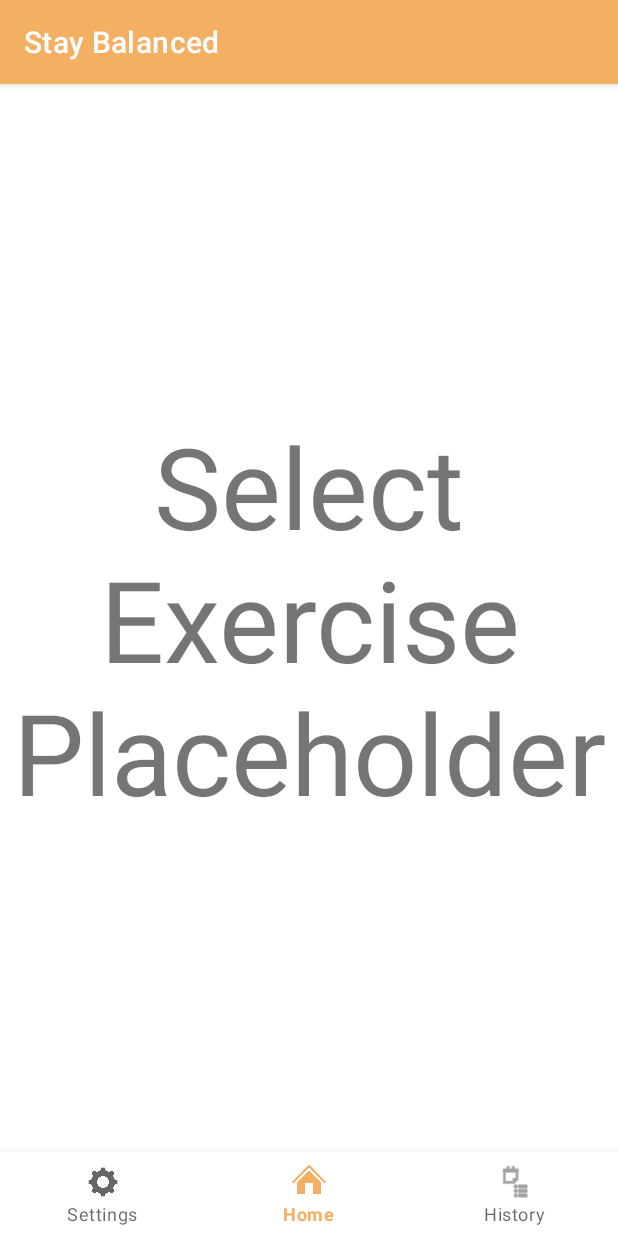
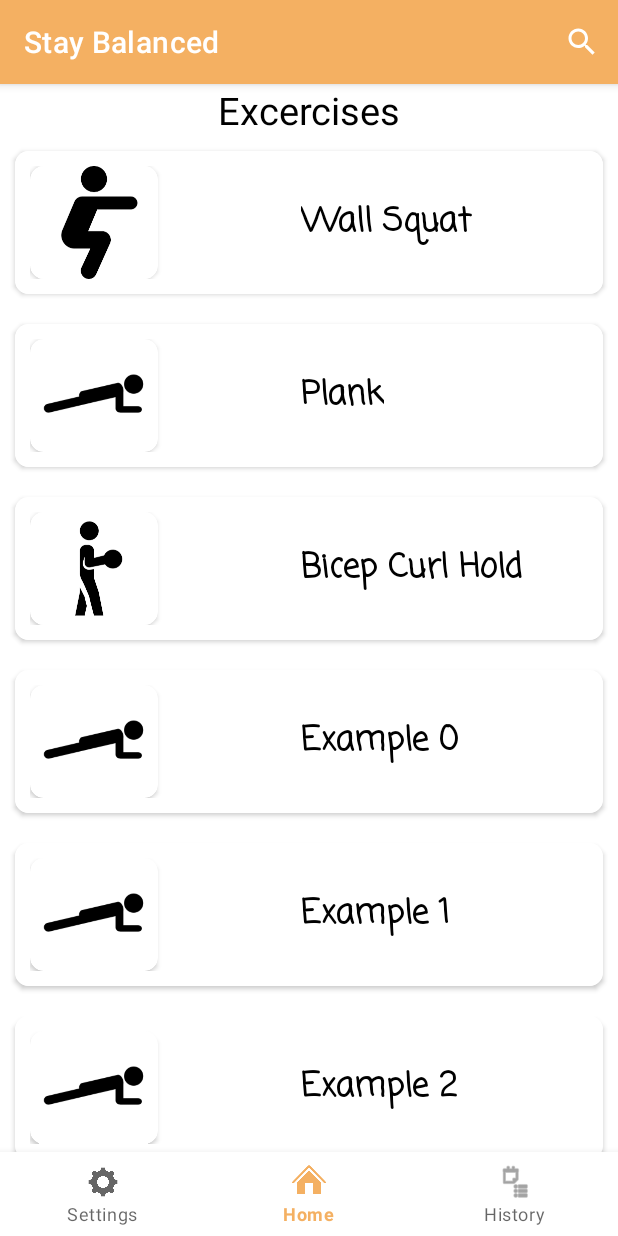
Before and after one commit to dotSlashJack/stay-balanced-app, an Android app: the Select screen opened through its navigation route, on a phone screen of 412 x 824 dp. Run offline under Robolectric (Android 15) with nearby library versions, the phone set to English and light mode, and no system bars.

Commit message:
Ramzi|James|Jeicy|Jack - Integrated Exercise Selector RecyclerView and TopMenuBarSearch into Fragment scaffolding

```diff
--- /dev/null
+++ b/app/src/main/java/edu/staybalanced/staybalanced/ExcerciseAdapter.java
@@ -0,0 +1,106 @@
+package edu.staybalanced.staybalanced;
+
+import android.content.Context;
+import android.view.LayoutInflater;
+import android.view.View;
+import android.view.ViewGroup;
+import android.widget.Filter;
+import android.widget.Filterable;
+import android.widget.ImageView;
+import android.widget.TextView;
+
+import androidx.annotation.NonNull;
+import androidx.recyclerview.widget.RecyclerView;
+
+import java.util.ArrayList;
+import java.util.Collection;
+
+// extends adapter, but also implement filterable for search bar
+public class ExcerciseAdapter extends RecyclerView.Adapter<ExcerciseAdapter.ExcerciseRowHolder> implements Filterable {
+
+    // two array, 1 contains all excercises, the other contains the filtered for the filter search
+    ArrayList<ExcerciseItem> excerciseData;
+    Context context;
+    ArrayList<ExcerciseItem> allExcercises;
+
+    public ExcerciseAdapter(ArrayList<ExcerciseItem> excerciseDataIn, Context contextIn){
+        this.context = contextIn;
+        this.excerciseData = excerciseDataIn;
+        this.allExcercises = new ArrayList<>(this.excerciseData);
+
+    }
+
+
+    @NonNull
+    @Override
+    public ExcerciseRowHolder onCreateViewHolder(@NonNull ViewGroup parent, int viewType) {
+        View view = LayoutInflater.from(context).inflate(R.layout.excercise_row,parent,false);
+
+        return new ExcerciseRowHolder(view);
+    }
+
+    @Override
+    public void onBindViewHolder(@NonNull ExcerciseRowHolder holder, int position) {
+
+        holder.cardExcerciseName.setText(excerciseData.get(position).getName());
+        holder.cardExcerciseImage.setImageResource(excerciseData.get(position).getImage());
+    }
+
+    @Override
+    public int getItemCount() {
+        return excerciseData.size();
+    }
+
+    // THIS METHOD FOR SEARCHBAR
+    // NEED TO IMPLEMENT due to implement of Filterable
+    @Override
+    public Filter getFilter() {
+        return filter;
+    }
+
+    Filter filter = new Filter() {
+        @Override
+        // run on background thread automatically
+        protected FilterResults performFiltering(CharSequence charSequence) {
+            // array containing filtered excercises
+            ArrayList<ExcerciseItem> filteredExcercises = new ArrayList<>();
+
+            if (charSequence.toString().isEmpty()){
+                filteredExcercises.addAll(allExcercises);
+            }
+            else {
+                for (ExcerciseItem e: allExcercises) {
+                    if (e.getName().toLowerCase().contains(charSequence.toString().toLowerCase())) {
+                        filteredExcercises.add(e);
+                    }
+                }
+            }
+            // create filtered results object that will contain all excercises that match the search
+            FilterResults filterResults = new FilterResults();
+            filterResults.values = filteredExcercises;
+            return filterResults;
+        }
+
+        // runs on ui thread
+        @Override
+        protected void publishResults(CharSequence charSequence, FilterResults filterResults) {
+            // change the list of displayed excercise data
+            excerciseData.clear();
+            excerciseData.addAll((Collection<? extends ExcerciseItem>) filterResults.values);
+            notifyDataSetChanged();
+
+        }
+    };
+
+    class ExcerciseRowHolder extends RecyclerView.ViewHolder {
+        TextView cardExcerciseName;
+        ImageView cardExcerciseImage;
+
+        public ExcerciseRowHolder(@NonNull View itemView) {
+            super(itemView);
+
+            cardExcerciseName = itemView.findViewById(R.id.txt_excercise_name);
+            cardExcerciseImage = itemView.findViewById(R.id.image_excercise);
+        }
+    }
+}
--- /dev/null
+++ b/app/src/main/java/edu/staybalanced/staybalanced/ExcerciseItem.java
@@ -0,0 +1,20 @@
+package edu.staybalanced.staybalanced;
+
+public class ExcerciseItem {
+    String name;
+    // image number refers to memory
+    int image;
+
+    public ExcerciseItem(String nameIn, int imageIn){
+        this.name = nameIn;
+        this.image = imageIn;
+    }
+
+    public String getName() {
+        return name;
+    }
+
+    public int getImage() {
+        return image;
+    }
+}
--- a/app/src/main/java/edu/staybalanced/staybalanced/Home.java
+++ b/app/src/main/java/edu/staybalanced/staybalanced/Home.java
@@ -37,7 +37,7 @@ public class Home extends Fragment {
             switch (view1.getId()) {
                 case R.id.home_btnStartExercise:
                     // TODO: Button should go to ExerciseSelector
-                    navController.navigate(NavGraph00Directions.toGyro());
+                    navController.navigate(NavGraph00Directions.toSelect());
                     break;
                 case R.id.home_btnAddExercise:
                     navController.navigate(NavGraph00Directions.toNewExercise());
--- a/app/src/main/java/edu/staybalanced/staybalanced/Select.java
+++ b/app/src/main/java/edu/staybalanced/staybalanced/Select.java
@@ -2,13 +2,27 @@ package edu.staybalanced.staybalanced;
 
 import android.os.Bundle;
 
+import androidx.annotation.NonNull;
+import androidx.annotation.Nullable;
 import androidx.fragment.app.Fragment;
+import androidx.appcompat.widget.SearchView;
+import androidx.recyclerview.widget.LinearLayoutManager;
+import androidx.recyclerview.widget.RecyclerView;
 
 import android.view.LayoutInflater;
+import android.view.MenuInflater;
 import android.view.View;
 import android.view.ViewGroup;
+import android.view.Menu;
+import android.view.MenuItem;
+
+import java.util.ArrayList;
 
 public class Select extends Fragment {
+
+    RecyclerView recyclerView;
+    ArrayList<ExcerciseItem> excercises;
+    ExcerciseAdapter excerciseAdapter;
 
     public Select() {
         // Required empty public constructor
@@ -20,4 +34,61 @@ public class Select extends Fragment {
         // Inflate the layout for this fragment
         return inflater.inflate(R.layout.fragment_select, container, false);
     }
+
+    @Override
+    public void onViewCreated(@NonNull View view, @Nullable Bundle savedInstanceState) {
+        super.onViewCreated(view, savedInstanceState);
+
+        // Indicate the Fragment wants to contribute to the Host Activity's options menu
+        setHasOptionsMenu(true);
+
+        // initialize recyclerview
+        recyclerView = view.findViewById(R.id.recycler_view);
+
+        excercises = new ArrayList<>();
+
+        //adding placeholder excercises
+        excercises.add(new ExcerciseItem("Wall Squat", R.drawable.eicon_squat));
+        excercises.add(new ExcerciseItem("Plank", R.drawable.eicon_plank));
+        excercises.add(new ExcerciseItem("Bicep Curl Hold", R.drawable.eicon_b_curl));
+
+        for (int i = 0; i < 20; i ++){
+            String nameE = "Example " + Integer.toString(i);
+            excercises.add(new ExcerciseItem(nameE, R.drawable.eicon_plank));
+        }
+
+        excerciseAdapter = new ExcerciseAdapter(excercises,view.getContext());
+        recyclerView.setLayoutManager(new LinearLayoutManager(view.getContext()));
+        recyclerView.setAdapter(excerciseAdapter);
+    }
+
+    @Override
+    public void onCreateOptionsMenu(@NonNull Menu menu, @NonNull MenuInflater inflater) {
+        // inflate the menu layout
+        inflater.inflate(R.menu.menu_search, menu);
+
+        super.onCreateOptionsMenu(menu, inflater);
+
+        // set the menu item
+        MenuItem item = menu.findItem(R.id.action_search);
+        // get the action view from the menu item and set as a search view
+        SearchView searchView = (SearchView) item.getActionView();
+
+        // set the search filter
+        searchView.setOnQueryTextListener(new SearchView.OnQueryTextListener() {
+            @Override
+            public boolean onQueryTextSubmit(String query) {
+                return false;
+            }
+
+            @Override
+            public boolean onQueryTextChange(String newText) {
+                excerciseAdapter.getFilter().filter(newText);
+                // false if the SearchView should perform the default action of showing any suggestions if available
+                // KEEP FALSE
+                return false;
+            }
+        });
+        // return super.onCreateOptionsMenu(menu, inflater);
+    }
 }
--- /dev/null
+++ b/app/src/main/res/drawable/icon_search.xml
@@ -0,0 +1,5 @@
+<vector android:height="24dp" android:tint="#FFFFFF"
+    android:viewportHeight="24" android:viewportWidth="24"
+    android:width="24dp" xmlns:android="http://schemas.android.com/apk/res/android">
+    <path android:fillColor="@android:color/white" android:pathData="M15.5,14h-0.79l-0.28,-0.27C15.41,12.59 16,11.11 16,9.5 16,5.91 13.09,3 9.5,3S3,5.91 3,9.5 5.91,16 9.5,16c1.61,0 3.09,-0.59 4.23,-1.57l0.27,0.28v0.79l5,4.99L20.49,19l-4.99,-5zM9.5,14C7.01,14 5,11.99 5,9.5S7.01,5 9.5,5 14,7.01 14,9.5 11.99,14 9.5,14z"/>
+</vector>
--- a/app/src/main/res/layout/activity_gyroscope.xml
+++ b/app/src/main/res/layout/activity_gyroscope.xml
@@ -19,7 +19,7 @@
         android:gravity="center"
         android:keepScreenOn="true"
         android:text="Dummy Content"
-        android:textColor="@color/purple_200"
+        android:textColor="@color/white"
         android:textSize="50sp"
         android:textStyle="bold" />
 
--- /dev/null
+++ b/app/src/main/res/layout/excercise_row.xml
@@ -0,0 +1,45 @@
+<?xml version="1.0" encoding="utf-8"?>
+<androidx.cardview.widget.CardView xmlns:android="http://schemas.android.com/apk/res/android"
+    android:layout_width="match_parent"
+    android:layout_height="wrap_content"
+    app:cardCornerRadius="9dp"
+    android:layout_margin="10dp"
+    xmlns:app="http://schemas.android.com/apk/res-auto">
+
+    <LinearLayout
+        android:layout_width="match_parent"
+        android:layout_height="match_parent"
+        android:padding="10dp"
+        android:background="@color/cardview_light_background"
+        android:orientation="horizontal">
+
+        <androidx.cardview.widget.CardView
+            android:layout_width="85dp"
+            android:layout_height="75dp"
+            android:elevation="5dp"
+            app:cardCornerRadius="9dp">
+
+            <ImageView
+                android:id="@+id/image_excercise"
+                android:layout_width="match_parent"
+                android:layout_height="match_parent"/>
+
+
+        </androidx.cardview.widget.CardView>
+
+        <TextView
+            android:id="@+id/txt_excercise_name"
+            android:layout_width="wrap_content"
+            android:layout_height="wrap_content"
+            android:layout_marginLeft="95dp"
+            android:text="Place holder"
+            android:fontFamily="casual"
+            android:textStyle="bold"
+            android:textSize="22dp"
+            android:textColor="@color/black"
+            android:layout_gravity="center"/>
+
+
+    </LinearLayout>
+
+</androidx.cardview.widget.CardView>
--- a/app/src/main/res/layout/fragment_select.xml
+++ b/app/src/main/res/layout/fragment_select.xml
@@ -8,14 +8,21 @@
     tools:context=".Select">
 
     <TextView
+        android:id="@+id/recycler_view_top_label"
+        android:layout_width="wrap_content"
+        android:layout_height="wrap_content"
+        android:text="Excercises"
+        android:textColor="@color/black"
+        android:textSize="25dp"
+        app:layout_constraintLeft_toLeftOf="parent"
+        app:layout_constraintRight_toRightOf="parent"
+        app:layout_constraintTop_toTopOf="parent"/>
+
+    <androidx.recyclerview.widget.RecyclerView
+        android:id="@+id/recycler_view"
         android:layout_width="match_parent"
-        android:layout_height="wrap_content"
-        android:text="Select Exercise Placeholder"
-        android:textSize="75sp"
-        android:textAlignment="center"
+        android:layout_height="0dp"
         app:layout_constraintBottom_toBottomOf="parent"
-        app:layout_constraintEnd_toEndOf="parent"
-        app:layout_constraintStart_toStartOf="parent"
-        app:layout_constraintTop_toTopOf="parent" />
+        app:layout_constraintTop_toBottomOf="@id/recycler_view_top_label"/>
 
 </androidx.constraintlayout.widget.ConstraintLayout>
--- /dev/null
+++ b/app/src/main/res/menu/menu_search.xml
@@ -0,0 +1,13 @@
+<?xml version="1.0" encoding="utf-8"?>
+<menu xmlns:android="http://schemas.android.com/apk/res/android"
+    xmlns:app="http://schemas.android.com/apk/res-auto">
+
+    <item android:id="@+id/action_search"
+        android:title="Search"
+        android:icon="@drawable/icon_search"
+        app:showAsAction="always|collapseActionView"
+        app:actionViewClass="androidx.appcompat.widget.SearchView"
+
+        />
+
+</menu>
```
Also changed, not shown: app/src/main/res/drawable/eicon_b_curl.png (added), app/src/main/res/drawable/eicon_plank.png (added), app/src/main/res/drawable/eicon_squat.png (added).
